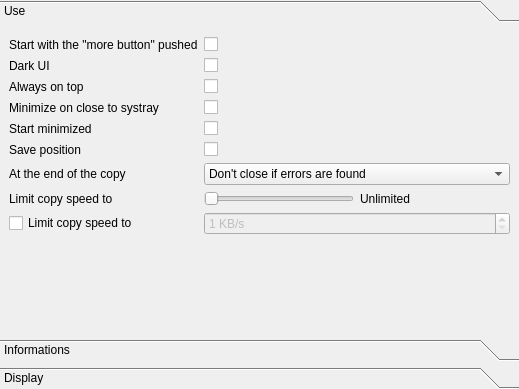
Old version of the form plugins/Themes/Oxygen2/themesOptions.ui in the repository alphaonex86/Ultracopier.
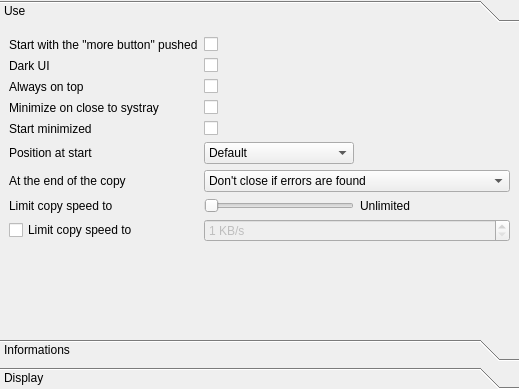
New version of the form.

Diff of the .ui file:
```diff
--- a/plugins/Themes/Oxygen2/themesOptions.ui
+++ b/plugins/Themes/Oxygen2/themesOptions.ui
@@ -36,8 +36,8 @@
        <rect>
         <x>0</x>
         <y>0</y>
-        <width>519</width>
-        <height>302</height>
+        <width>492</width>
+        <height>300</height>
        </rect>
       </property>
       <attribute name="label">
@@ -64,13 +64,6 @@
        <item row="0" column="1">
         <widget class="QCheckBox" name="checkBoxStartWithMoreButtonPushed"/>
        </item>
-       <item row="5" column="1">
-        <widget class="QCheckBox" name="savePosition">
-         <property name="text">
-          <string/>
-         </property>
-        </widget>
-       </item>
        <item row="7" column="0">
         <widget class="QLabel" name="label_Slider_speed">
          <property name="text">
@@ -148,7 +141,7 @@
        <item row="5" column="0">
         <widget class="QLabel" name="labelSavePosition">
          <property name="text">
-          <string>Save position</string>
+          <string>Position at start</string>
          </property>
         </widget>
        </item>
@@ -212,6 +205,25 @@
          </property>
         </widget>
        </item>
+       <item row="5" column="1">
+        <widget class="QComboBox" name="savePosition">
+         <item>
+          <property name="text">
+           <string>Default</string>
+          </property>
+         </item>
+         <item>
+          <property name="text">
+           <string>Save as previous</string>
+          </property>
+         </item>
+         <item>
+          <property name="text">
+           <string>At Center</string>
+          </property>
+         </item>
+        </widget>
+       </item>
       </layout>
      </widget>
      <widget class="QWidget" name="page_2">
```
Left out of the diff: 8 changed lines with no effect on the pictures.
